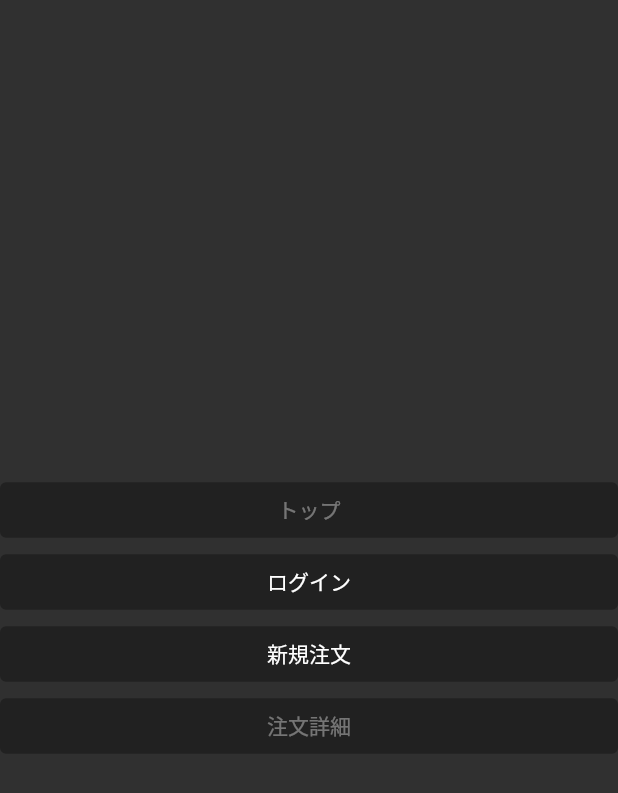
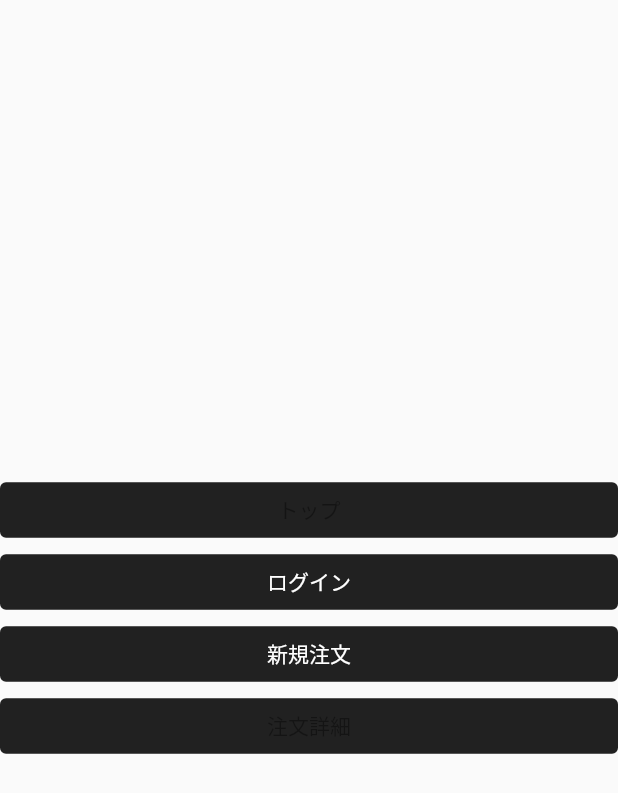
Before and after one commit to tentairikigaku/deliveryservice, a Flutter app: the screen it shows after launch, on a phone screen of 412 x 824 dp. Shown: the top 793 px of the screen. Run offline on Flutter 3.47's test engine with Material 2 defaults, Android fonts, the phone set to English and light mode, and no system bars; our stand-ins replace flutter_hooks, getwidget, hexcolor.

Commit message:
Feat: ログイン画面レイアウト調整

```diff
--- a/lib/main.dart
+++ b/lib/main.dart
@@ -1,23 +1,23 @@
 // Flutter imports:
+// Project imports:
+import 'package:delivery_system/views/homes/home_page.dart';
 import 'package:delivery_system/views/logins/login_page.dart';
 import 'package:flutter/material.dart';
-
-// Project imports:
-import 'package:delivery_system/views/homes/home_page.dart';
 
 void main() {
   runApp(MyApp());
 }
 
 class MyApp extends StatelessWidget {
-  // This widget is the root of your application.
   @override
   Widget build(BuildContext context) {
     return MaterialApp(
       debugShowCheckedModeBanner: false,
       theme: ThemeData(
         primarySwatch: Colors.indigo,
-        brightness: Brightness.dark,
+        brightness: Brightness.light,
+        highlightColor: Colors.transparent,
+        splashColor: Colors.transparent,
         appBarTheme: const AppBarTheme(
           brightness: Brightness.dark,
           backgroundColor: Colors.black,
@@ -28,11 +28,11 @@ class MyApp extends StatelessWidget {
           bodyText1: TextStyle(
             color: Colors.black,
             fontWeight: FontWeight.bold,
-            fontSize: 30,
+            fontSize: 14,
           ),
           bodyText2: TextStyle(
             color: Colors.black,
-            fontSize: 20,
+            fontSize: 14,
           ),
         ),
         inputDecorationTheme: InputDecorationTheme(
@@ -69,20 +69,6 @@ class RoutePage extends StatefulWidget {
 }
 
 class _RoutePageState extends State<RoutePage> {
-  Widget navButton({required String title, dynamic nav}) {
-    return SizedBox(
-      width: 500,
-      child: TextButton(
-        style: TextButton.styleFrom(
-          primary: Colors.white,
-          backgroundColor: Colors.grey[900],
-        ),
-        onPressed: null,
-        child: Text(title),
-      ),
-    );
-  }
-
   @override
   Widget build(BuildContext context) {
     return Scaffold(
@@ -127,4 +113,18 @@ class _RoutePageState extends State<RoutePage> {
       ),
     );
   }
+
+  Widget navButton({required String title, dynamic nav}) {
+    return SizedBox(
+      width: 500,
+      child: TextButton(
+        style: TextButton.styleFrom(
+          primary: Colors.white,
+          backgroundColor: Colors.grey[900],
+        ),
+        onPressed: null,
+        child: Text(title),
+      ),
+    );
+  }
 }
```
Also changed, not shown: lib/commons/theme.dart (added, +7 -0 lines), lib/views/logins/login_page.dart (+50 -38 lines).
